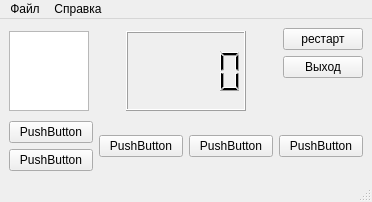
This is oField.ui in c-fos/openFieldLogger as Qt 5 draws it before an edit. The edited form follows.
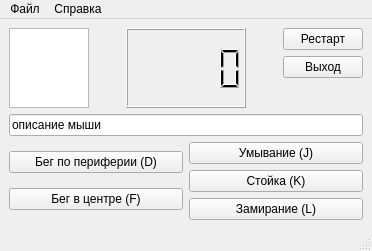
This is the edited form.

Patch:
```diff
--- a/oField.ui
+++ b/oField.ui
@@ -7,7 +7,7 @@
     <x>0</x>
     <y>0</y>
     <width>372</width>
-    <height>202</height>
+    <height>237</height>
    </rect>
   </property>
   <property name="windowTitle">
@@ -97,7 +97,7 @@
         <item>
          <widget class="QPushButton" name="b_restart">
           <property name="text">
-           <string>рестарт</string>
+           <string>Рестарт</string>
           </property>
          </widget>
         </item>
@@ -125,7 +125,7 @@
       </item>
      </layout>
     </item>
-    <item row="1" column="0">
+    <item row="9" column="0">
      <layout class="QHBoxLayout" name="horizontalLayout">
       <item>
        <layout class="QVBoxLayout" name="verticalLayout_2">
@@ -135,7 +135,7 @@
            <bool>false</bool>
           </property>
           <property name="text">
-           <string>PushButton</string>
+           <string>Бег по периферии (D)</string>
           </property>
           <property name="default">
            <bool>false</bool>
@@ -148,34 +148,45 @@
         <item>
          <widget class="QPushButton" name="b_pose_2">
           <property name="text">
-           <string>PushButton</string>
+           <string>Бег в центре (F)</string>
           </property>
          </widget>
         </item>
        </layout>
       </item>
+      <item>
+       <layout class="QVBoxLayout" name="verticalLayout_4">
       <item>
        <widget class="QPushButton" name="b_pose_3">
         <property name="text">
-         <string>PushButton</string>
+           <string>Умывание (J)</string>
         </property>
        </widget>
       </item>
       <item>
        <widget class="QPushButton" name="b_pose_4">
         <property name="text">
-         <string>PushButton</string>
+           <string>Стойка (K)</string>
         </property>
        </widget>
       </item>
       <item>
        <widget class="QPushButton" name="b_pose_5">
         <property name="text">
-         <string>PushButton</string>
+           <string>Замирание (L)</string>
         </property>
        </widget>
       </item>
      </layout>
+      </item>
+     </layout>
+    </item>
+    <item row="2" column="0">
+     <widget class="QLineEdit" name="lineEdit">
+      <property name="text">
+       <string>описание мыши</string>
+      </property>
+     </widget>
     </item>
    </layout>
   </widget>
```
Left out of the diff: 3 changed lines with no effect on the pictures. Lines whose indentation alone changed are shown as unchanged.
